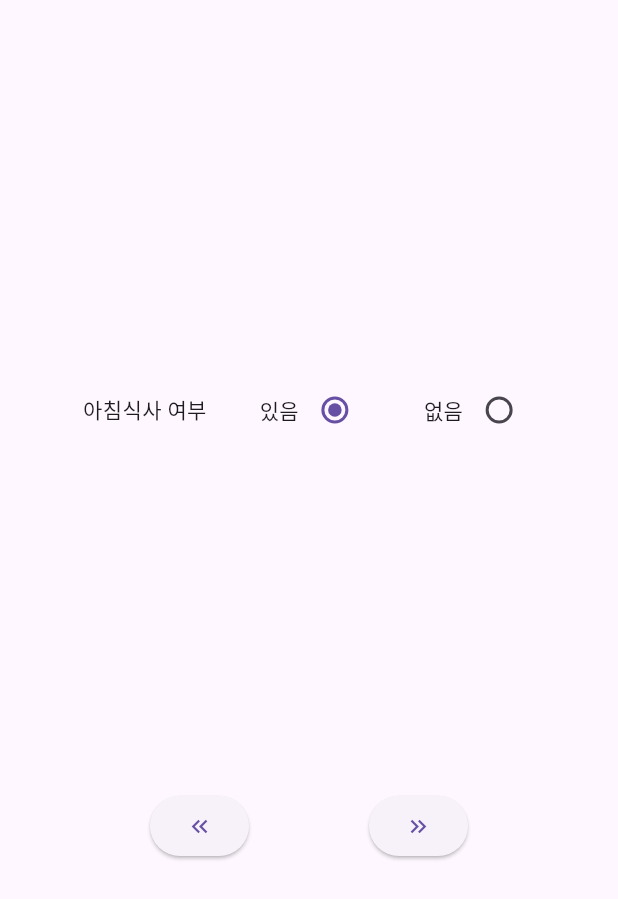
After one commit to kga9002/counter_app, a Flutter app: the BreakfastWidget screen opened directly, on a phone screen of 412 x 824 dp. The commit adds this screen. Shown: the top 899 px of the screen. Run offline on Flutter 3.47's test engine with Material 3 defaults, Android fonts, the phone set to English and light mode, and no system bars.

Commit message:
[UPDATE] 퀴즈풀이

```diff
--- /dev/null
+++ b/lib/day12/breakfast.dart
@@ -0,0 +1,90 @@
+import 'package:flutter/material.dart';
+
+import 'agreement.dart';
+
+void main() {
+  return runApp(BreakfastWidget(data: {}));
+}
+
+class BreakfastWidget extends StatefulWidget {
+  final Map data;
+  BreakfastWidget({required this.data});
+  @override
+  State<BreakfastWidget> createState() => BreakfastWidgetState();
+}
+
+class BreakfastWidgetState extends State<BreakfastWidget> {
+  int breakfast = 1;
+
+  @override
+  Widget build(BuildContext context) {
+    return Scaffold(
+      body: Container(
+        padding: EdgeInsets.all(20),
+        child: Column(
+          mainAxisAlignment: MainAxisAlignment.spaceEvenly,
+          children: [
+            Row(
+              mainAxisAlignment: MainAxisAlignment.spaceEvenly,
+              children: [
+                Text("아침식사 여부"),
+                Row(
+                  children: [
+                    Text("있음"),
+                    Radio(
+                      value: 1,
+                      groupValue: breakfast,
+                      onChanged: (int? value) {
+                        setState(() {
+                          breakfast = value!;
+                        });
+                      },
+                    ),
+                  ],
+                ),
+                Row(
+                  children: [
+                    Text("없음"),
+                    Radio(
+                      value: 2,
+                      groupValue: breakfast,
+                      onChanged: (int? value) {
+                        setState(() {
+                          breakfast = value!;
+                        });
+                      },
+                    ),
+                  ],
+                ),
+              ],
+            ),
+            Row(
+              mainAxisAlignment: MainAxisAlignment.spaceEvenly,
+              children: [
+                ElevatedButton(
+                  onPressed: () {
+                    Navigator.pop(context);
+                  },
+                  child: Icon(Icons.keyboard_double_arrow_left),
+                ),
+                ElevatedButton(
+                  onPressed: () {
+                    Navigator.push(
+                      context,
+                      MaterialPageRoute(
+                        builder: (context) => AgreementWidget(
+                          data: {...widget.data, "breakfast": breakfast},
+                        ),
+                      ),
+                    );
+                  },
+                  child: Icon(Icons.keyboard_double_arrow_right),
+                ),
+              ],
+            ),
+          ],
+        ),
+      ),
+    );
+  }
+}
--- a/lib/main.dart
+++ b/lib/main.dart
@@ -6,6 +6,7 @@ import 'day12/input/dropdown.dart';
 import 'day12/input/radio.dart';
 import 'day12/input/slider.dart';
 import 'day12/input/switch.dart';
+import 'day12/quiz.dart';
 
 void main() {
   runApp(MyApp());
@@ -47,6 +48,7 @@ class MyStatefulWidgetState extends State<StatefulWidget> {
       SliderWidget(),
       DropdownWidget(),
       DatePickerWidget(),
+      HotelWidget(),
     ];
   }
 
@@ -110,6 +112,7 @@ class MyStatefulWidgetState extends State<StatefulWidget> {
               icon: Icon(Icons.calendar_month),
               label: "datepicker",
             ),
+            BottomNavigationBarItem(icon: Icon(Icons.hotel), label: "hotel"),
           ],
           currentIndex: _selectedIndex,
           selectedItemColor: Colors.white,
```
Also changed, not shown: lib/day12/agreement.dart (added, +93 -0 lines), lib/day12/customerName.dart (added, +69 -0 lines), lib/day12/quiz.dart (added, +96 -0 lines), lib/day12/roomType.dart (added, +78 -0 lines).
